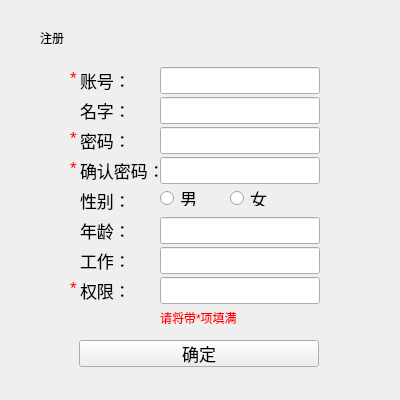
The window that registered.ui (kangwenyun/batch_acquisition_system_qt_before) describes before a commit, drawn with Qt 5.
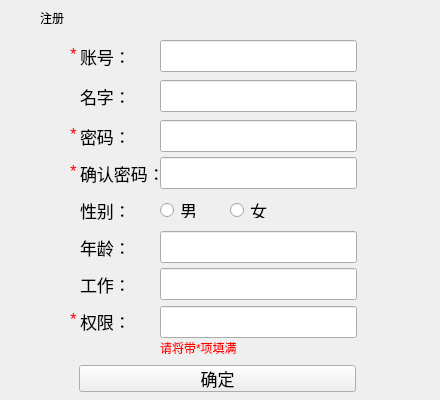
The same window after the commit.

What changed in the file:
```diff
--- a/registered.ui
+++ b/registered.ui
@@ -6,7 +6,7 @@
    <rect>
     <x>0</x>
     <y>0</y>
-    <width>400</width>
+    <width>440</width>
     <height>400</height>
    </rect>
   </property>
@@ -22,7 +22,7 @@
    <property name="geometry">
     <rect>
      <x>40</x>
-     <y>30</y>
+     <y>10</y>
      <width>35</width>
      <height>15</height>
     </rect>
@@ -40,7 +40,7 @@
    <property name="geometry">
     <rect>
      <x>80</x>
-     <y>70</y>
+     <y>46</y>
      <width>85</width>
      <height>20</height>
     </rect>
@@ -58,7 +58,7 @@
    <property name="geometry">
     <rect>
      <x>80</x>
-     <y>100</y>
+     <y>86</y>
      <width>85</width>
      <height>20</height>
     </rect>
@@ -76,7 +76,7 @@
    <property name="geometry">
     <rect>
      <x>80</x>
-     <y>130</y>
+     <y>126</y>
      <width>85</width>
      <height>20</height>
     </rect>
@@ -94,7 +94,7 @@
    <property name="geometry">
     <rect>
      <x>80</x>
-     <y>160</y>
+     <y>163</y>
      <width>85</width>
      <height>20</height>
     </rect>
@@ -112,7 +112,7 @@
    <property name="geometry">
     <rect>
      <x>80</x>
-     <y>190</y>
+     <y>200</y>
      <width>85</width>
      <height>20</height>
     </rect>
@@ -130,7 +130,7 @@
    <property name="geometry">
     <rect>
      <x>80</x>
-     <y>220</y>
+     <y>237</y>
      <width>85</width>
      <height>20</height>
     </rect>
@@ -148,7 +148,7 @@
    <property name="geometry">
     <rect>
      <x>70</x>
-     <y>70</y>
+     <y>46</y>
      <width>8</width>
      <height>16</height>
     </rect>
@@ -164,7 +164,7 @@
    <property name="geometry">
     <rect>
      <x>80</x>
-     <y>250</y>
+     <y>274</y>
      <width>85</width>
      <height>20</height>
     </rect>
@@ -182,7 +182,7 @@
    <property name="geometry">
     <rect>
      <x>70</x>
-     <y>130</y>
+     <y>126</y>
      <width>8</width>
      <height>16</height>
     </rect>
@@ -198,7 +198,7 @@
    <property name="geometry">
     <rect>
      <x>70</x>
-     <y>160</y>
+     <y>163</y>
      <width>8</width>
      <height>16</height>
     </rect>
@@ -214,9 +214,9 @@
    <property name="geometry">
     <rect>
      <x>160</x>
-     <y>67</y>
-     <width>160</width>
-     <height>27</height>
+     <y>40</y>
+     <width>197</width>
+     <height>32</height>
     </rect>
    </property>
   </widget>
@@ -224,9 +224,9 @@
    <property name="geometry">
     <rect>
      <x>160</x>
-     <y>97</y>
-     <width>160</width>
-     <height>27</height>
+     <y>80</y>
+     <width>197</width>
+     <height>32</height>
     </rect>
    </property>
   </widget>
@@ -234,9 +234,9 @@
    <property name="geometry">
     <rect>
      <x>160</x>
-     <y>127</y>
-     <width>160</width>
-     <height>27</height>
+     <y>120</y>
+     <width>197</width>
+     <height>32</height>
     </rect>
    </property>
   </widget>
@@ -245,8 +245,8 @@
     <rect>
      <x>160</x>
      <y>157</y>
-     <width>160</width>
-     <height>27</height>
+     <width>197</width>
+     <height>32</height>
     </rect>
    </property>
   </widget>
@@ -254,9 +254,9 @@
    <property name="geometry">
     <rect>
      <x>160</x>
-     <y>217</y>
-     <width>160</width>
-     <height>27</height>
+     <y>231</y>
+     <width>197</width>
+     <height>32</height>
     </rect>
    </property>
   </widget>
@@ -264,9 +264,9 @@
    <property name="geometry">
     <rect>
      <x>160</x>
-     <y>247</y>
-     <width>160</width>
-     <height>27</height>
+     <y>268</y>
+     <width>197</width>
+     <height>32</height>
     </rect>
    </property>
   </widget>
@@ -274,7 +274,7 @@
    <property name="geometry">
     <rect>
      <x>160</x>
-     <y>190</y>
+     <y>202</y>
      <width>41</width>
      <height>16</height>
     </rect>
@@ -292,7 +292,7 @@
    <property name="geometry">
     <rect>
      <x>230</x>
-     <y>190</y>
+     <y>202</y>
      <width>41</width>
      <height>16</height>
     </rect>
@@ -305,8 +305,8 @@
    <property name="geometry">
     <rect>
      <x>79</x>
-     <y>340</y>
-     <width>240</width>
+     <y>365</y>
+     <width>277</width>
      <height>27</height>
     </rect>
    </property>
@@ -318,7 +318,7 @@
    <property name="geometry">
     <rect>
      <x>160</x>
-     <y>310</y>
+     <y>340</y>
      <width>81</width>
      <height>15</height>
     </rect>
@@ -339,7 +339,7 @@
    <property name="geometry">
     <rect>
      <x>80</x>
-     <y>280</y>
+     <y>311</y>
      <width>85</width>
      <height>20</height>
     </rect>
@@ -352,9 +352,9 @@
    <property name="geometry">
     <rect>
      <x>160</x>
-     <y>277</y>
-     <width>160</width>
-     <height>27</height>
+     <y>306</y>
+     <width>197</width>
+     <height>32</height>
     </rect>
    </property>
   </widget>
@@ -362,7 +362,7 @@
    <property name="geometry">
     <rect>
      <x>70</x>
-     <y>280</y>
+     <y>311</y>
      <width>8</width>
      <height>16</height>
     </rect>
```
